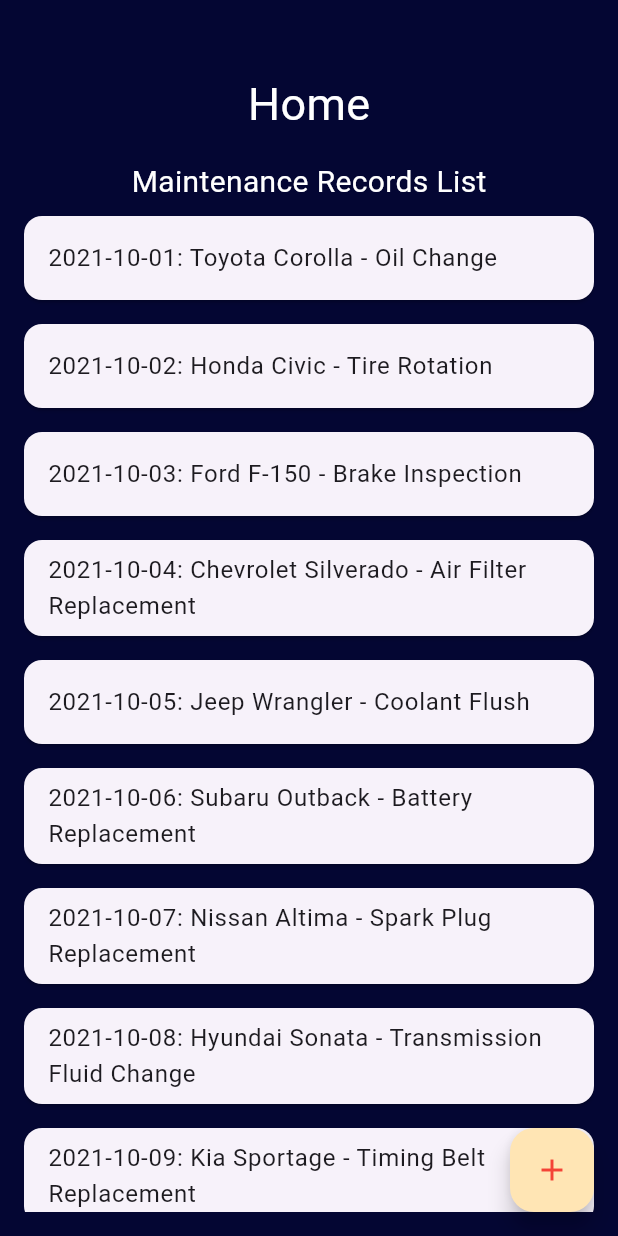
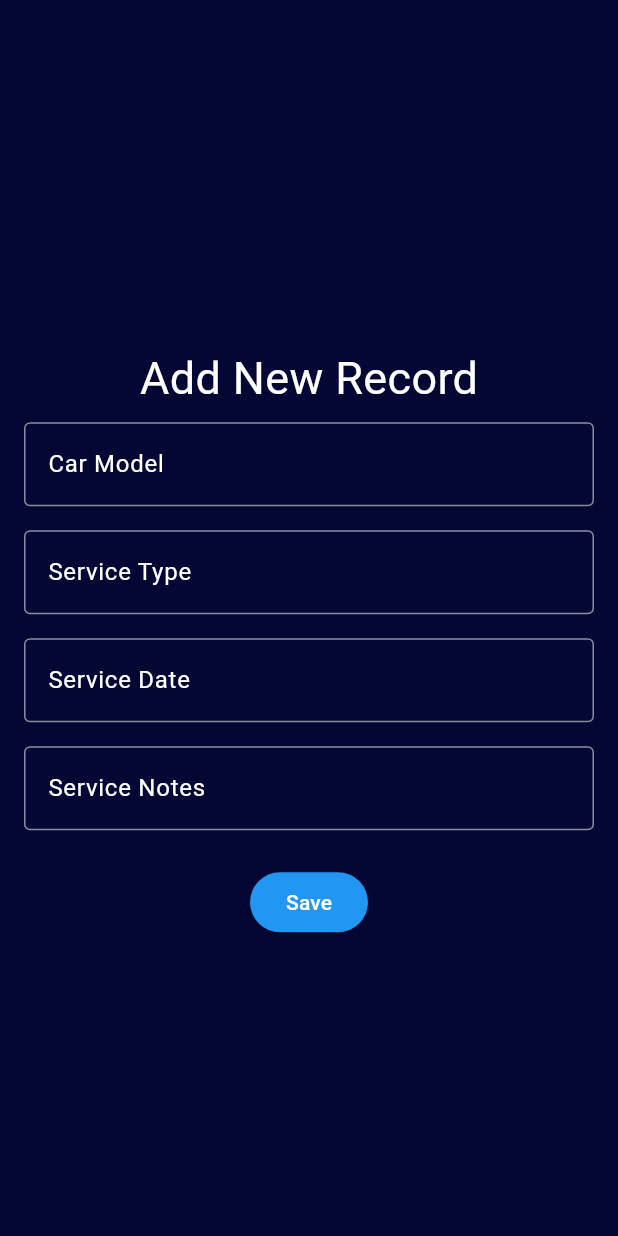
Before and after one commit to Tuddy09/mobile_crud_flutter, a Flutter app: the screen it shows after launch, after a tap on the "add" icon, on a phone screen of 412 x 824 dp. Run offline on Flutter 3.47's test engine with Material 3 defaults, Android fonts, the phone set to English and light mode, and no system bars.

Commit message:
Added update and add view and logic! Done

```diff
--- a/lib/main.dart
+++ b/lib/main.dart
@@ -1,5 +1,7 @@
 import 'package:flutter/material.dart';
+import 'package:mobile_crud_flutter/views/add_view.dart';
 import 'package:mobile_crud_flutter/views/read_view.dart';
+import 'package:mobile_crud_flutter/views/update_view.dart';
 import 'package:provider/provider.dart';
 import 'viewmodels/car_maintenance_viewmodel.dart';
 import 'views/home_view.dart';
@@ -22,8 +24,10 @@ class MyApp extends StatelessWidget {
         ),
         initialRoute: '/',
         routes: {
-          '/': (context) => HomeView(),
-          '/details': (context) => MaintenanceRecordDetailsScreen(),
+          '/': (context) => const HomeView(),
+          '/details': (context) => const MaintenanceRecordDetailsScreen(),
+          '/addNewRecord': (context) => const AddNewRecordScreen(),
+          '/update': (context) => const UpdateRecordScreen(),
         },
       ),
     );
--- a/lib/models/car_maintenance_record.dart
+++ b/lib/models/car_maintenance_record.dart
@@ -1,5 +1,5 @@
 class CarMaintenanceRecord {
-  final String id;
+  final int id;
   final String carModel;
   final String serviceType;
   final String serviceDate;
@@ -14,7 +14,7 @@ class CarMaintenanceRecord {
   });
 
   CarMaintenanceRecord copyWith({
-    String? id,
+    int? id,
     String? carModel,
     String? serviceType,
     String? serviceDate,
--- a/lib/viewmodels/car_maintenance_viewmodel.dart
+++ b/lib/viewmodels/car_maintenance_viewmodel.dart
@@ -7,70 +7,70 @@ import '../models/car_maintenance_record.dart';
 class CarMaintenanceViewModel extends ChangeNotifier {
   final List<CarMaintenanceRecord> _records = [
     CarMaintenanceRecord(
-      id: '1',
+      id: 1,
       carModel: 'Toyota Corolla',
       serviceType: 'Oil Change',
       serviceDate: '2021-10-01',
       serviceNotes: 'Changed oil and filter',
     ),
     CarMaintenanceRecord(
-      id: '2',
+      id: 2,
       carModel: 'Honda Civic',
       serviceType: 'Tire Rotation',
       serviceDate: '2021-10-02',
       serviceNotes: 'Rotated tires',
     ),
     CarMaintenanceRecord(
-      id: '3',
+      id: 3,
       carModel: 'Ford F-150',
       serviceType: 'Brake Inspection',
       serviceDate: '2021-10-03',
       serviceNotes: 'Inspected brakes',
     ),
     CarMaintenanceRecord(
-      id: '4',
+      id: 4,
       carModel: 'Chevrolet Silverado',
       serviceType: 'Air Filter Replacement',
       serviceDate: '2021-10-04',
       serviceNotes: 'Replaced air filter',
     ),
     CarMaintenanceRecord(
-      id: '5',
+      id: 5,
       carModel: 'Jeep Wrangler',
       serviceType: 'Coolant Flush',
       serviceDate: '2021-10-05',
       serviceNotes: 'Flushed coolant',
     ),
     CarMaintenanceRecord(
-      id: '6',
+      id: 6,
       carModel: 'Subaru Outback',
       serviceType: 'Battery Replacement',
       serviceDate: '2021-10-06',
       serviceNotes: 'Replaced battery',
     ),
     CarMaintenanceRecord(
-      id: '7',
+      id: 7,
       carModel: 'Nissan Altima',
       serviceType: 'Spark Plug Replacement',
       serviceDate: '2021-10-07',
       serviceNotes: 'Replaced spark plugs',
     ),
     CarMaintenanceRecord(
-      id: '8',
+      id: 8,
       carModel: 'Hyundai Sonata',
       serviceType: 'Transmission Fluid Change',
       serviceDate: '2021-10-08',
       serviceNotes: 'Changed transmission fluid',
     ),
     CarMaintenanceRecord(
-      id: '9',
+      id: 9,
       carModel: 'Kia Sportage',
       serviceType: 'Timing Belt Replacement',
       serviceDate: '2021-10-09',
       serviceNotes: 'Replaced timing belt',
     ),
     CarMaintenanceRecord(
-      id: '10',
+      id: 10,
       carModel: 'Mazda CX-5',
       serviceType: 'Wheel Alignment',
       serviceDate: '2021-10-10',
@@ -81,9 +81,23 @@ class CarMaintenanceViewModel extends ChangeNotifier {
   UnmodifiableListView<CarMaintenanceRecord> get records =>
       UnmodifiableListView(_records);
 
-  void addRecord(CarMaintenanceRecord record) {
-    _records.add(record);
+  void addRecord(String carModel, String serviceType, String serviceDate,
+      String serviceNotes) {
+    final newRecord = CarMaintenanceRecord(
+      id: _newRecordId(),
+      carModel: carModel,
+      serviceType: serviceType,
+      serviceDate: serviceDate,
+      serviceNotes: serviceNotes,
+    );
+    _records.add(newRecord);
     notifyListeners();
+  }
+
+  int _newRecordId() {
+    final ids = _records.map((record) => record.id).toList();
+    return (ids.reduce((value, element) => value > element ? value : element) +
+        1);
   }
 
   void updateRecord(CarMaintenanceRecord record) {
@@ -94,15 +108,15 @@ class CarMaintenanceViewModel extends ChangeNotifier {
     }
   }
 
-  void deleteRecord(String id) {
+  void deleteRecord(int id) {
     _records.removeWhere((element) => element.id == id);
     notifyListeners();
   }
 
-  CarMaintenanceRecord? getRecord(String id) {
+  CarMaintenanceRecord? getRecord(int id) {
     return _records.firstWhere((element) => element.id == id,
         orElse: () => CarMaintenanceRecord(
-            id: '',
+            id: -1,
             carModel: '',
             serviceType: '',
             serviceDate: '',
--- a/lib/views/add_view.dart
+++ b/lib/views/add_view.dart
@@ -0,0 +1,146 @@
+import 'package:flutter/material.dart';
+import 'package:provider/provider.dart';
+
+import '../viewmodels/car_maintenance_viewmodel.dart';
+
+class AddNewRecordScreen extends StatefulWidget {
+  const AddNewRecordScreen({super.key});
+
+  @override
+  AddNewRecordScreenState createState() => AddNewRecordScreenState();
+}
+
+class AddNewRecordScreenState extends State<AddNewRecordScreen> {
+  final _formKey = GlobalKey<FormState>();
+
+  String carModel = '';
+  String serviceType = '';
+  String serviceDate = '';
+  String serviceNotes = '';
+
+  String? carModelError;
+  String? serviceTypeError;
+  String? serviceDateError;
+  String? serviceNotesError;
+
+  bool _validateFields() {
+    bool isValid = true;
+    setState(() {
+      carModelError = carModel.isEmpty ? 'Car Model is required' : null;
+      serviceTypeError =
+      serviceType.isEmpty ? 'Service Type is required' : null;
+      serviceDateError = serviceDate.isEmpty
+          ? 'Service Date is required'
+          : !RegExp(r'\d{4}-\d{2}-\d{2}').hasMatch(serviceDate)
+          ? 'Service Date must be in YYYY-MM-DD format'
+          : null;
+      serviceNotesError =
+      serviceNotes.isEmpty ? 'Service Notes are required' : null;
+      isValid = carModelError == null &&
+          serviceTypeError == null &&
+          serviceDateError == null &&
+          serviceNotesError == null;
+    });
+    return isValid;
+  }
+
+  void _saveRecord() {
+    if (_validateFields()) {
+      final viewModel =
+      Provider.of<CarMaintenanceViewModel>(context, listen: false);
+      viewModel.addRecord(carModel, serviceType, serviceDate, serviceNotes);
+      Navigator.pop(context); // Navigate back to the previous screen
+    }
+  }
+
+  @override
+  Widget build(BuildContext context) {
+    return Scaffold(
+      backgroundColor: const Color(0xFF040633),
+      body: Center(
+        child: SingleChildScrollView(
+          padding: const EdgeInsets.all(16.0),
+          child: Form(
+            key: _formKey,
+            child: Column(
+              mainAxisSize: MainAxisSize.min,
+              children: [
+                const SizedBox(height: 32),
+                const Text(
+                  'Add New Record',
+                  style: TextStyle(fontSize: 30, color: Colors.white),
+                ),
+                _buildTextField(
+                  label: 'Car Model',
+                  value: carModel,
+                  onChanged: (value) => setState(() => carModel = value),
+                  errorText: carModelError,
+                ),
+                _buildTextField(
+                  label: 'Service Type',
+                  value: serviceType,
+                  onChanged: (value) => setState(() => serviceType = value),
+                  errorText: serviceTypeError,
+                ),
+                _buildTextField(
+                  label: 'Service Date',
+                  value: serviceDate,
+                  onChanged: (value) => setState(() => serviceDate = value),
+                  errorText: serviceDateError,
+                  hintText: 'YYYY-MM-DD',
+                ),
+                _buildTextField(
+                  label: 'Service Notes',
+                  value: serviceNotes,
+                  onChanged: (value) => setState(() => serviceNotes = value),
+                  errorText: serviceNotesError,
+                ),
+                const SizedBox(height: 16),
+                ElevatedButton(
+                  onPressed: _saveRecord,
+                  style: ElevatedButton.styleFrom(backgroundColor: Colors.blue),
+                  child: const Text("Save", style: TextStyle(color: Colors.white)),
+                ),
+              ],
+            ),
+          ),
+        ),
+      ),
+    );
+  }
+
+  Widget _buildTextField({
+    required String label,
+    required String value,
+    required ValueChanged<String> onChanged,
+    String? errorText,
+    String? hintText,
+  }) {
+    return Padding(
+      padding: const EdgeInsets.symmetric(vertical: 8.0),
+      child: TextFormField(
+        initialValue: value,
+        onChanged: onChanged,
+        decoration: InputDecoration(
+          labelText: label,
+          hintText: hintText,
+          errorText: errorText,
+          labelStyle: const TextStyle(color: Colors.white),
+          focusedBorder: const OutlineInputBorder(
+            borderSide: BorderSide(color: Colors.white),
+          ),
+          enabledBorder: const OutlineInputBorder(
+            borderSide: BorderSide(color: Colors.white54),
+          ),
+          errorBorder: const OutlineInputBorder(
+            borderSide: BorderSide(color: Colors.red),
+          ),
+          focusedErrorBorder: const OutlineInputBorder(
+            borderSide: BorderSide(color: Colors.red),
+          ),
+        ),
+        style: const TextStyle(color: Colors.white),
+      ),
+    );
+  }
+}
--- a/lib/views/home_view.dart
+++ b/lib/views/home_view.dart
@@ -4,6 +4,8 @@ import '../viewmodels/car_maintenance_viewmodel.dart';
 import '../models/car_maintenance_record.dart';
 
 class HomeView extends StatelessWidget {
+  const HomeView({super.key});
+
   @override
   Widget build(BuildContext context) {
     final viewModel = Provider.of<CarMaintenanceViewModel>(context);
--- a/lib/views/read_view.dart
+++ b/lib/views/read_view.dart
@@ -7,7 +7,7 @@ class MaintenanceRecordDetailsScreen extends StatelessWidget {
 
   @override
   Widget build(BuildContext context) {
-    final id = ModalRoute.of(context)!.settings.arguments as String;
+    final id = ModalRoute.of(context)!.settings.arguments as int;
     final viewModel = Provider.of<CarMaintenanceViewModel>(context);
     final record = viewModel.getRecord(id);
 
@@ -45,7 +45,7 @@ class MaintenanceRecordDetailsScreen extends StatelessWidget {
                     children: [
                       ElevatedButton(
                         onPressed: () {
-                          Navigator.pushNamed(context, "update/${record?.id}");
+                          Navigator.pushNamed(context, "/update", arguments: id);
                         },
                         style: ElevatedButton.styleFrom(
                             backgroundColor: Colors.blue),
@@ -72,7 +72,7 @@ class MaintenanceRecordDetailsScreen extends StatelessWidget {
   }
 
   void _showDeleteDialog(
-      BuildContext context, CarMaintenanceViewModel viewModel, String id) {
+      BuildContext context, CarMaintenanceViewModel viewModel, int id) {
     showDialog(
       context: context,
       builder: (context) {
```
Also changed, not shown: lib/views/update_view.dart (+173 -0 lines).
